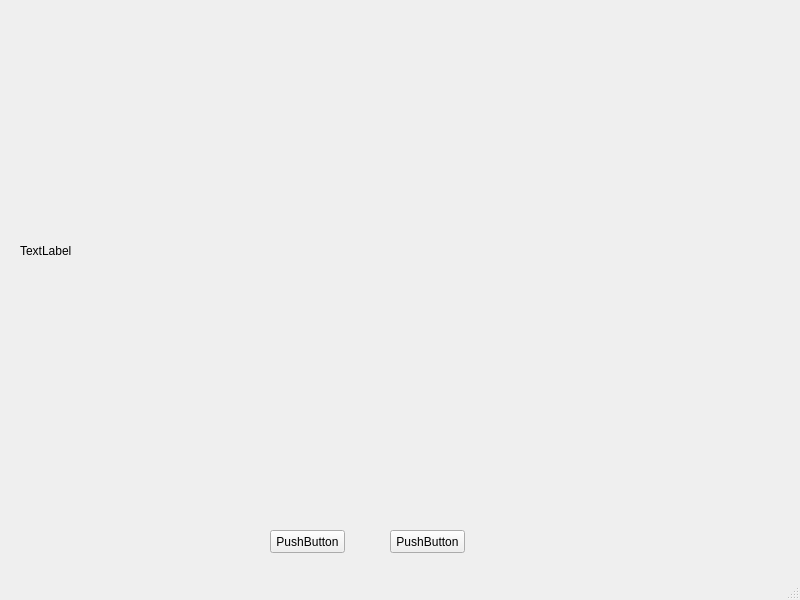
The window that Downloader.ui (ml37/Copilot-test) describes before a commit, drawn with Qt 5.
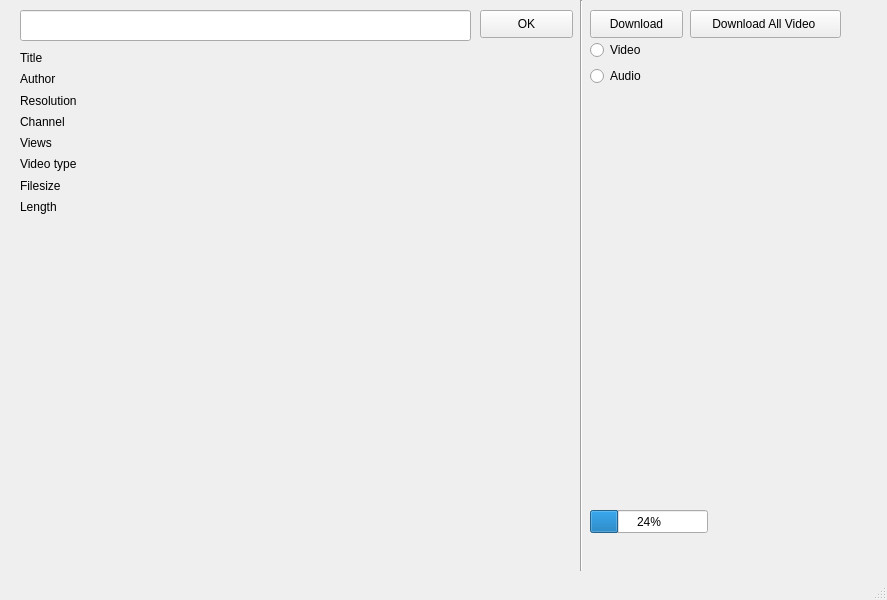
The same window after the commit.

```diff
--- a/Downloader.ui
+++ b/Downloader.ui
@@ -6,7 +6,7 @@
    <rect>
     <x>0</x>
     <y>0</y>
-    <width>800</width>
+    <width>887</width>
     <height>600</height>
    </rect>
   </property>
@@ -14,43 +14,192 @@
    <string>MainWindow</string>
   </property>
   <widget class="QWidget" name="centralwidget">
+   <property name="enabled">
+    <bool>true</bool>
+   </property>
+   <widget class="QPushButton" name="btn_ok">
+    <property name="geometry">
+     <rect>
+      <x>480</x>
+      <y>10</y>
+      <width>93</width>
+      <height>28</height>
+     </rect>
+    </property>
+    <property name="text">
+     <string>OK</string>
+    </property>
+   </widget>
    <widget class="QLabel" name="lbl_picture">
     <property name="geometry">
      <rect>
       <x>20</x>
-      <y>-10</y>
-      <width>741</width>
-      <height>521</height>
+      <y>260</y>
+      <width>480</width>
+      <height>270</height>
      </rect>
     </property>
     <property name="text">
-     <string>TextLabel</string>
+     <string/>
     </property>
    </widget>
-   <widget class="QPushButton" name="btn_loadFromFile">
+   <widget class="QLineEdit" name="txt_url">
     <property name="geometry">
      <rect>
-      <x>270</x>
-      <y>530</y>
-      <width>75</width>
-      <height>23</height>
+      <x>20</x>
+      <y>10</y>
+      <width>451</width>
+      <height>31</height>
      </rect>
     </property>
+   </widget>
+   <widget class="QPushButton" name="btn_download">
+    <property name="geometry">
+     <rect>
+      <x>590</x>
+      <y>10</y>
+      <width>93</width>
+      <height>28</height>
+     </rect>
+    </property>
     <property name="text">
-     <string>PushButton</string>
+     <string>Download</string>
     </property>
    </widget>
-   <widget class="QPushButton" name="btn_loadFromWeb">
+   <widget class="QWidget" name="verticalLayoutWidget">
     <property name="geometry">
      <rect>
-      <x>390</x>
-      <y>530</y>
-      <width>75</width>
-      <height>23</height>
+      <x>20</x>
+      <y>50</y>
+      <width>160</width>
+      <height>164</height>
      </rect>
     </property>
+    <layout class="QVBoxLayout" name="verticalLayout">
+     <item>
+      <widget class="QLabel" name="lbl_title">
+       <property name="text">
+        <string>Title</string>
+       </property>
+      </widget>
+     </item>
+     <item>
+      <widget class="QLabel" name="lbl_author">
+       <property name="text">
+        <string>Author</string>
+       </property>
+      </widget>
+     </item>
+     <item>
+      <widget class="QLabel" name="lbl_resolution">
+       <property name="text">
+        <string>Resolution</string>
+       </property>
+      </widget>
+     </item>
+     <item>
+      <widget class="QLabel" name="lbl_channelname">
+       <property name="text">
+        <string>Channel</string>
+       </property>
+      </widget>
+     </item>
+     <item>
+      <widget class="QLabel" name="lbl_view">
+       <property name="text">
+        <string>Views</string>
+       </property>
+      </widget>
+     </item>
+     <item>
+      <widget class="QLabel" name="lbl_mime">
+       <property name="text">
+        <string>Video type</string>
+       </property>
+      </widget>
+     </item>
+     <item>
+      <widget class="QLabel" name="lbl_filesize">
+       <property name="text">
+        <string>Filesize</string>
+       </property>
+      </widget>
+     </item>
+     <item>
+      <widget class="QLabel" name="lbl_length">
+       <property name="text">
+        <string>Length</string>
+       </property>
+      </widget>
+     </item>
+    </layout>
+   </widget>
+   <widget class="QWidget" name="formLayoutWidget">
+    <property name="geometry">
+     <rect>
+      <x>590</x>
+      <y>40</y>
+      <width>160</width>
+      <height>80</height>
+     </rect>
+    </property>
+    <layout class="QFormLayout" name="formLayout">
+     <property name="labelAlignment">
+      <set>Qt::AlignLeading|Qt::AlignLeft|Qt::AlignTop</set>
+     </property>
+     <item row="1" column="0">
+      <widget class="QRadioButton" name="Rb_Audio">
+       <property name="text">
+        <string>Audio</string>
+       </property>
+      </widget>
+     </item>
+     <item row="0" column="0">
+      <widget class="QRadioButton" name="Rb_Video">
+       <property name="text">
+        <string>Video</string>
+       </property>
+      </widget>
+     </item>
+    </layout>
+   </widget>
+   <widget class="Line" name="line">
+    <property name="geometry">
+     <rect>
+      <x>566</x>
+      <y>0</y>
+      <width>31</width>
+      <height>571</height>
+     </rect>
+    </property>
+    <property name="orientation">
+     <enum>Qt::Vertical</enum>
+    </property>
+   </widget>
+   <widget class="QPushButton" name="btn_download_all">
+    <property name="geometry">
+     <rect>
+      <x>690</x>
+      <y>10</y>
+      <width>151</width>
+      <height>28</height>
+     </rect>
+    </property>
     <property name="text">
-     <string>PushButton</string>
+     <string>Download All Video </string>
+    </property>
+   </widget>
+   <widget class="QProgressBar" name="progressBar">
+    <property name="geometry">
+     <rect>
+      <x>590</x>
+      <y>510</y>
+      <width>118</width>
+      <height>23</height>
+     </rect>
+    </property>
+    <property name="value">
+     <number>24</number>
     </property>
    </widget>
   </widget>
```
Left out of the diff: 4 changed lines with no effect on the pictures.
